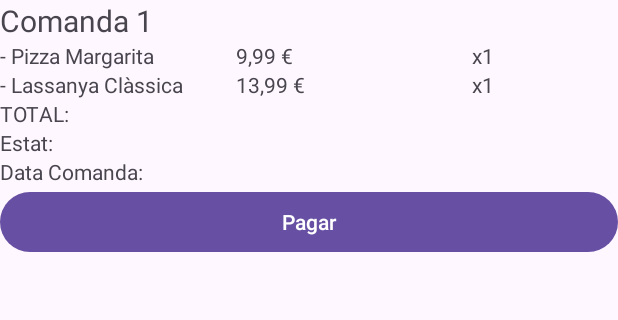
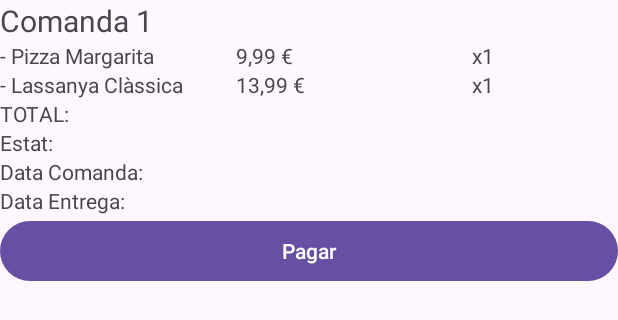
Before and after one commit to inspedralbes/transversal-tr1-2023-2024-app-android-proyecto1gr5, an Android app: the layout item_layout_comandes.xml on its own in the app's theme, with its tools: preview values and no code run, on a phone screen of 412 x 824 dp. Shown: the top 320 px of the screen. Run offline under Robolectric (Android 15) with nearby library versions, the phone set to English and light mode, and no system bars.

Commit message:
PROJECTE ACABAT

```diff
--- a/app/src/main/res/layout/item_layout_comandes.xml
+++ b/app/src/main/res/layout/item_layout_comandes.xml
@@ -94,6 +94,13 @@
         android:layout_weight="1"
         android:text="Data Comanda:" />
 
+    <TextView
+        android:id="@+id/dataEntrega"
+        android:layout_width="match_parent"
+        android:layout_height="wrap_content"
+        android:layout_weight="1"
+        android:text="Data Entrega:" />
+
     <Button
         android:id="@+id/botor_pagar"
         android:layout_width="match_parent"
```
Also changed, not shown: app/src/main/java/com/example/proj1/First2Fragment.java (+7 -0 lines).
